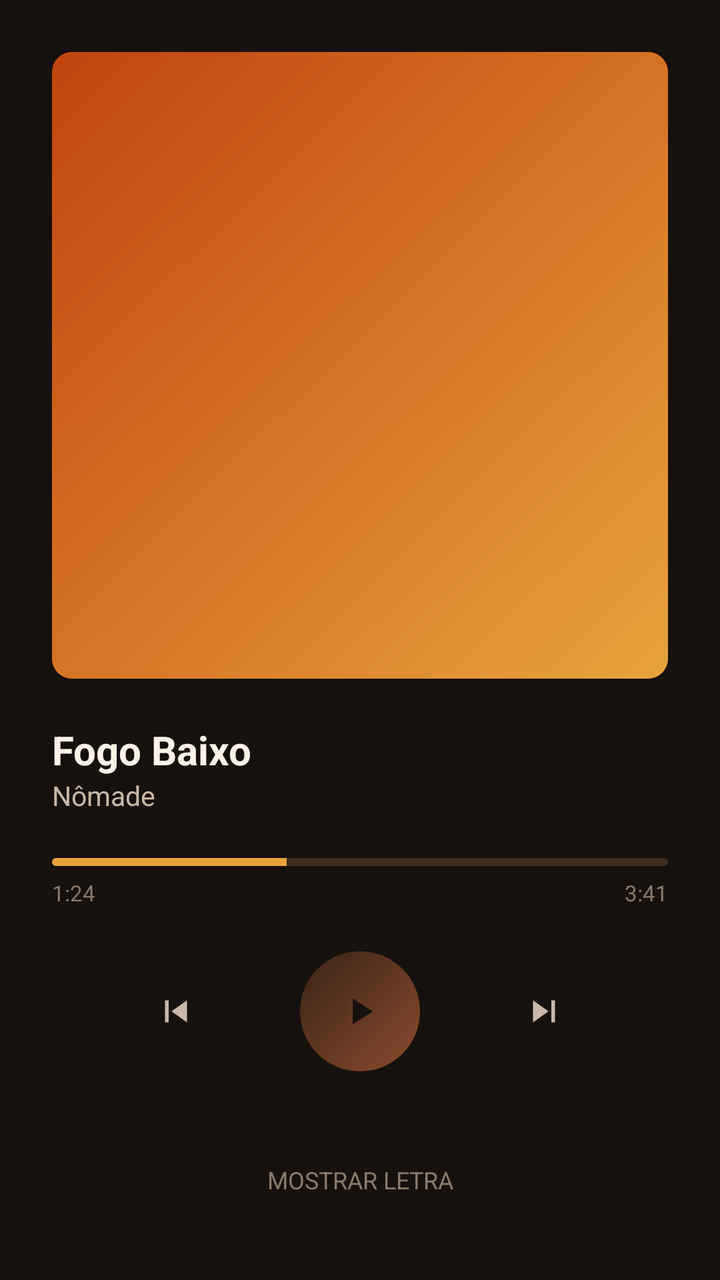
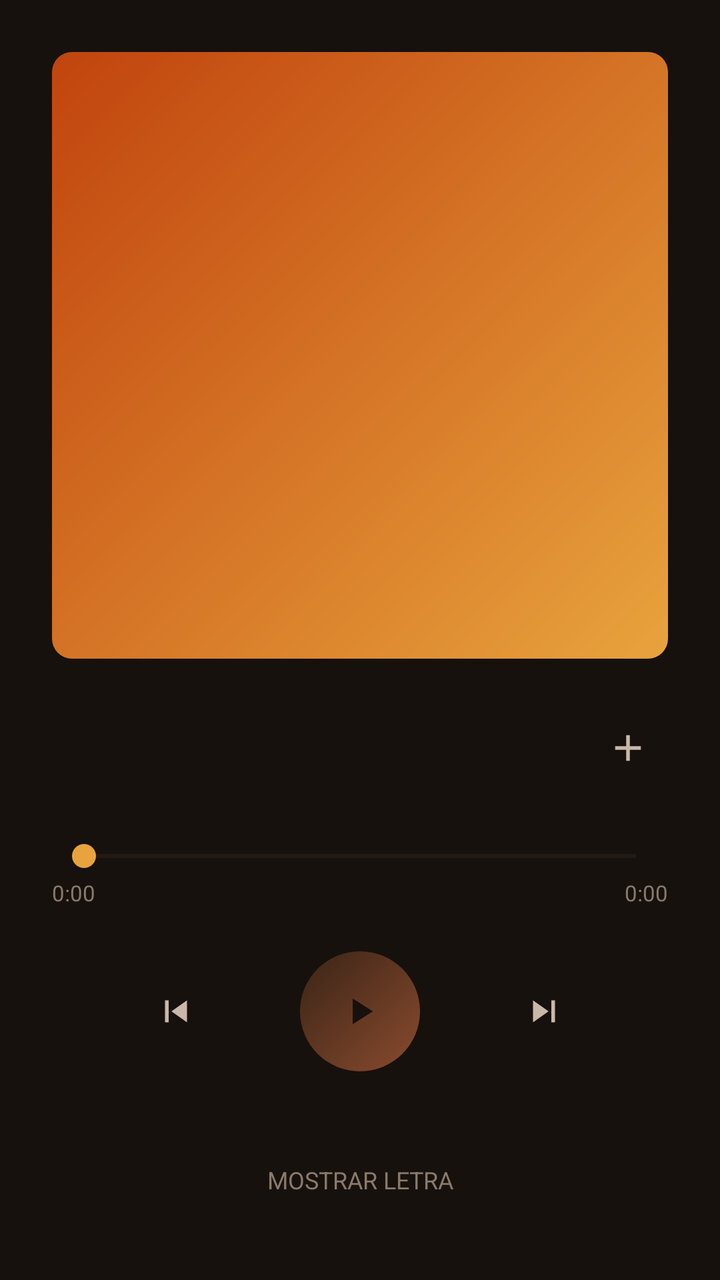

Compare the two renders of this Android layout. The source of the first and the diff that turns it into the second are given below.
<!-- AndroidManifest.xml: application theme Theme.Spicyfy -->
<!-- res/layout/fragment_now_playing.xml -->
<?xml version="1.0" encoding="utf-8"?>
<LinearLayout xmlns:android="http://schemas.android.com/apk/res/android"
    android:layout_width="match_parent"
    android:layout_height="match_parent"
    android:orientation="vertical"
    android:background="@color/bg_deep"
    android:padding="26dp">

    <View
        android:layout_width="match_parent"
        android:layout_height="0dp"
        android:layout_weight="1"
        android:layout_marginBottom="22dp"
        android:background="@drawable/gradient_card_1" />

    <TextView
        android:id="@+id/np_title"
        android:layout_width="match_parent"
        android:layout_height="wrap_content"
        android:text="Fogo Baixo"
        android:textColor="@color/text_hi"
        android:textSize="20sp"
        android:textStyle="bold" />

    <TextView
        android:id="@+id/np_artist"
        android:layout_width="match_parent"
        android:layout_height="wrap_content"
        android:text="Nômade"
        android:textColor="@color/text_mid"
        android:textSize="13.5sp"
        android:layout_marginBottom="22dp" />

    <LinearLayout
        android:id="@+id/np_controls_group"
        android:layout_width="match_parent"
        android:layout_height="wrap_content"
        android:orientation="vertical">

        <ProgressBar
            android:id="@+id/np_progress"
            style="@android:style/Widget.ProgressBar.Horizontal"
            android:layout_width="match_parent"
            android:layout_height="4dp"
            android:progressTint="@color/accent"
            android:progressBackgroundTint="@color/line"
            android:progress="38"
            android:layout_marginBottom="6dp" />

        <LinearLayout
            android:layout_width="match_parent"
            android:layout_height="wrap_content"
            android:orientation="horizontal"
            android:layout_marginBottom="22dp">

            <TextView
                android:layout_width="0dp"
                android:layout_height="wrap_content"
                android:layout_weight="1"
                android:text="1:24"
                android:textColor="@color/text_low"
                android:textSize="11sp" />

            <TextView
                android:layout_width="0dp"
                android:layout_height="wrap_content"
                android:layout_weight="1"
                android:gravity="end"
                android:text="3:41"
                android:textColor="@color/text_low"
                android:textSize="11sp" />
        </LinearLayout>

        <LinearLayout
            android:layout_width="match_parent"
            android:layout_height="wrap_content"
            android:orientation="horizontal"
            android:gravity="center_vertical"
            android:layout_marginBottom="30dp">

            <ImageButton
                android:id="@+id/np_previous"
                android:layout_width="0dp"
                android:layout_height="wrap_content"
                android:layout_weight="1"
                android:background="@null"
                android:contentDescription="@string/nav_now_playing"
                android:src="@drawable/ic_skip_previous" />

            <ImageButton
                android:id="@+id/np_play_pause"
                android:layout_width="60dp"
                android:layout_height="60dp"
                android:layout_gravity="center"
                android:background="@drawable/artist_circle_bg"
                android:contentDescription="@string/nav_now_playing"
                android:src="@drawable/ic_play" />

            <ImageButton
                android:id="@+id/np_next"
                android:layout_width="0dp"
                android:layout_height="wrap_content"
                android:layout_weight="1"
                android:background="@null"
                android:contentDescription="@string/nav_now_playing"
                android:src="@drawable/ic_skip_next" />
        </LinearLayout>
    </LinearLayout>

    <ScrollView
        android:id="@+id/np_lyrics_scroll"
        android:layout_width="match_parent"
        android:layout_height="0dp"
        android:layout_weight="1"
        android:visibility="gone">

        <LinearLayout
            android:id="@+id/np_lyrics_container"
            android:layout_width="match_parent"
            android:layout_height="wrap_content"
            android:orientation="vertical" />
    </ScrollView>

    <TextView
        android:id="@+id/np_lyrics_toggle"
        android:layout_width="match_parent"
        android:layout_height="wrap_content"
        android:text="@string/lyrics_show"
        android:textColor="@color/text_low"
        android:textSize="12sp"
        android:gravity="center"
        android:padding="16dp"
        android:background="@null" />

</LinearLayout>
<!-- resources referenced by this layout -->
<resources>
  <color name="accent">#E8A33D</color>
  <color name="bg_deep">#17110D</color>
  <color name="line">#3A2C21</color>
  <color name="text_hi">#FBF3E7</color>
  <color name="text_low">#8A7A6B</color>
  <color name="text_mid">#C9B8A8</color>
  <!-- drawable artist_circle_bg (drawable) -->
  <?xml version="1.0" encoding="utf-8"?>
  <shape xmlns:android="http://schemas.android.com/apk/res/android" android:shape="oval">
      <gradient
          android:angle="135"
          android:startColor="#8A4B2E"
          android:endColor="#3A2416" />
  </shape>
  <!-- drawable gradient_card_1 (drawable) -->
  <?xml version="1.0" encoding="utf-8"?>
  <shape xmlns:android="http://schemas.android.com/apk/res/android" android:shape="rectangle">
      <corners android:radius="10dp" />
      <gradient
          android:angle="135"
          android:startColor="#E8A33D"
          android:endColor="#C1440E" />
  </shape>
  <!-- drawable ic_play (drawable) -->
  <vector xmlns:android="http://schemas.android.com/apk/res/android"
      android:width="22dp"
      android:height="22dp"
      android:viewportWidth="24"
      android:viewportHeight="24">
      <path
          android:fillColor="#17110D"
          android:pathData="M8,5 L19,12 L8,19 Z" />
  </vector>
  <!-- drawable ic_skip_next (drawable) -->
  <vector xmlns:android="http://schemas.android.com/apk/res/android"
      android:width="22dp"
      android:height="22dp"
      android:viewportWidth="24"
      android:viewportHeight="24">
      <path
          android:fillColor="#C9B8A8"
          android:pathData="M16,6 L18,6 L18,18 L16,18 Z" />
      <path
          android:fillColor="#C9B8A8"
          android:pathData="M6,6 L14.5,12 L6,18 Z" />
  </vector>
  <!-- drawable ic_skip_previous (drawable) -->
  <vector xmlns:android="http://schemas.android.com/apk/res/android"
      android:width="22dp"
      android:height="22dp"
      android:viewportWidth="24"
      android:viewportHeight="24">
      <path
          android:fillColor="#C9B8A8"
          android:pathData="M6,6 L8,6 L8,18 L6,18 Z" />
      <path
          android:fillColor="#C9B8A8"
          android:pathData="M9.5,12 L18,6 L18,18 Z" />
  </vector>
  <string name="lyrics_show">MOSTRAR LETRA</string>
  <string name="nav_now_playing">Tocando</string>
  <style name="Theme.Spicyfy" parent="Theme.Material3.Dark.NoActionBar">
          <item name="colorPrimary">#E8A33D</item>
          <item name="colorPrimaryVariant">#C1440E</item>
          <item name="android:colorBackground">#17110D</item>
          <item name="colorSurface">#221A14</item>
          <item name="colorOnBackground">#FBF3E7</item>
          <item name="colorOnSurface">#FBF3E7</item>
      </style>
</resources>

<!-- the commit's change to res/layout/fragment_now_playing.xml (unified diff, before → after) -->
@@ -13,23 +13,48 @@
         android:layout_marginBottom="22dp"
         android:background="@drawable/gradient_card_1" />
 
-    <TextView
-        android:id="@+id/np_title"
+    <LinearLayout
         android:layout_width="match_parent"
         android:layout_height="wrap_content"
-        android:text="Fogo Baixo"
-        android:textColor="@color/text_hi"
-        android:textSize="20sp"
-        android:textStyle="bold" />
+        android:orientation="horizontal"
+        android:gravity="center_vertical">
 
-    <TextView
-        android:id="@+id/np_artist"
-        android:layout_width="match_parent"
-        android:layout_height="wrap_content"
-        android:text="Nômade"
-        android:textColor="@color/text_mid"
-        android:textSize="13.5sp"
-        android:layout_marginBottom="22dp" />
+        <LinearLayout
+            android:layout_width="0dp"
+            android:layout_height="wrap_content"
+            android:layout_weight="1"
+            android:orientation="vertical">
+
+            <TextView
+                android:id="@+id/np_title"
+                android:layout_width="match_parent"
+                android:layout_height="wrap_content"
+                android:textColor="@color/text_hi"
+                android:textSize="20sp"
+                android:textStyle="bold"
+                android:maxLines="1"
+                android:ellipsize="end" />
+
+            <TextView
+                android:id="@+id/np_artist"
+                android:layout_width="match_parent"
+                android:layout_height="wrap_content"
+                android:textColor="@color/text_mid"
+                android:textSize="13.5sp"
+                android:maxLines="1"
+                android:ellipsize="end" />
+        </LinearLayout>
+
+        <ImageButton
+            android:id="@+id/np_add_playlist"
+            android:layout_width="40dp"
+            android:layout_height="40dp"
+            android:background="@null"
+            android:contentDescription="@string/add_to_playlist"
+            android:src="@drawable/ic_add" />
+    </LinearLayout>
+
+    <View android:layout_width="match_parent" android:layout_height="22dp" />
 
     <LinearLayout
         android:id="@+id/np_controls_group"
@@ -37,15 +62,16 @@
         android:layout_height="wrap_content"
         android:orientation="vertical">
 
-        <ProgressBar
+        <SeekBar
             android:id="@+id/np_progress"
-            style="@android:style/Widget.ProgressBar.Horizontal"
             android:layout_width="match_parent"
-            android:layout_height="4dp"
+            android:layout_height="wrap_content"
+            android:max="100"
+            android:progress="0"
             android:progressTint="@color/accent"
             android:progressBackgroundTint="@color/line"
-            android:progress="38"
-            android:layout_marginBottom="6dp" />
+            android:thumbTint="@color/accent"
+            android:layout_marginBottom="2dp" />
 
         <LinearLayout
             android:layout_width="match_parent"
@@ -54,19 +80,21 @@
             android:layout_marginBottom="22dp">
 
             <TextView
+                android:id="@+id/np_time_current"
                 android:layout_width="0dp"
                 android:layout_height="wrap_content"
                 android:layout_weight="1"
-                android:text="1:24"
+                android:text="0:00"
                 android:textColor="@color/text_low"
                 android:textSize="11sp" />
 
             <TextView
+                android:id="@+id/np_time_total"
                 android:layout_width="0dp"
                 android:layout_height="wrap_content"
                 android:layout_weight="1"
                 android:gravity="end"
-                android:text="3:41"
+                android:text="0:00"
                 android:textColor="@color/text_low"
                 android:textSize="11sp" />
         </LinearLayout>
<!-- resource entries referenced after the edit -->
@@ -23,6 +23,18 @@
           android:startColor="#E8A33D"
           android:endColor="#C1440E" />
   </shape>
+  <!-- drawable ic_add (drawable) -->
+  <vector xmlns:android="http://schemas.android.com/apk/res/android"
+      android:width="22dp"
+      android:height="22dp"
+      android:viewportWidth="24"
+      android:viewportHeight="24">
+      <path
+          android:fillColor="#00000000"
+          android:strokeColor="#C9B8A8"
+          android:strokeWidth="2"
+          android:pathData="M12,5 L12,19 M5,12 L19,12" />
+  </vector>
   <!-- drawable ic_play (drawable) -->
   <vector xmlns:android="http://schemas.android.com/apk/res/android"
       android:width="22dp"
@@ -59,6 +71,7 @@
           android:fillColor="#C9B8A8"
           android:pathData="M9.5,12 L18,6 L18,18 Z" />
   </vector>
+  <string name="add_to_playlist">Adicionar à playlist</string>
   <string name="lyrics_show">MOSTRAR LETRA</string>
   <string name="nav_now_playing">Tocando</string>
   <style name="Theme.Spicyfy" parent="Theme.Material3.Dark.NoActionBar">
